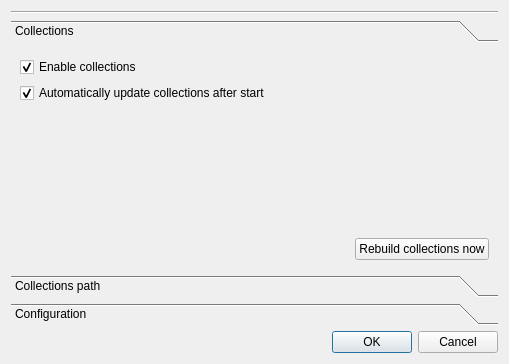
Qt form preferencesdialog.ui (danvratil/TepSonic) before a commit.
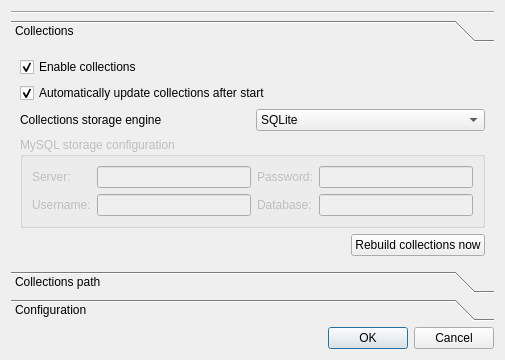
The same form after that commit. The open tabs and pages were chosen to show the change.

Commit message: Add collections data engine configuration

```diff
--- a/preferencesdialog.ui
+++ b/preferencesdialog.ui
@@ -6,8 +6,8 @@
    <rect>
     <x>0</x>
     <y>0</y>
-    <width>509</width>
-    <height>364</height>
+    <width>505</width>
+    <height>360</height>
    </rect>
   </property>
   <property name="windowTitle">
@@ -48,8 +48,8 @@
          <rect>
           <x>0</x>
           <y>0</y>
-          <width>489</width>
-          <height>224</height>
+          <width>491</width>
+          <height>223</height>
          </rect>
         </property>
         <attribute name="label">
@@ -76,6 +76,90 @@
            </property>
           </widget>
          </item>
+         <item>
+          <layout class="QGridLayout" name="gridLayout">
+           <item row="0" column="0">
+            <widget class="QLabel" name="label">
+             <property name="text">
+              <string>Collections storage engine</string>
+             </property>
+            </widget>
+           </item>
+           <item row="0" column="1">
+            <widget class="QComboBox" name="collectionsStorageEngine_combo">
+             <item>
+              <property name="text">
+               <string>SQLite</string>
+              </property>
+             </item>
+             <item>
+              <property name="text">
+               <string>MySQL</string>
+              </property>
+             </item>
+            </widget>
+           </item>
+          </layout>
+         </item>
+         <item>
+          <widget class="QGroupBox" name="mysqlStorageConfiguration_box">
+           <property name="enabled">
+            <bool>false</bool>
+           </property>
+           <property name="title">
+            <string>MySQL storage configuration</string>
+           </property>
+           <layout class="QGridLayout" name="gridLayout_2">
+            <item row="0" column="0">
+             <widget class="QLabel" name="mysqlServer_label">
+              <property name="text">
+               <string>Server:</string>
+              </property>
+             </widget>
+            </item>
+            <item row="0" column="1">
+             <widget class="QLineEdit" name="mysqlServer_edit"/>
+            </item>
+            <item row="1" column="1">
+             <widget class="QLineEdit" name="mysqlUsername_edit"/>
+            </item>
+            <item row="1" column="0">
+             <widget class="QLabel" name="mysqlUsername_label">
+              <property name="text">
+               <string>Username:</string>
+              </property>
+             </widget>
+            </item>
+            <item row="0" column="2">
+             <widget class="QLabel" name="mysqlPassword_label">
+              <property name="text">
+               <string>Password:</string>
+              </property>
+             </widget>
+            </item>
+            <item row="1" column="2">
+             <widget class="QLabel" name="mysqlDatabase_label">
+              <property name="text">
+               <string>Database:</string>
+              </property>
+             </widget>
+            </item>
+            <item row="1" column="3">
+             <widget class="QLineEdit" name="mysqlDatabase_edit"/>
+            </item>
+            <item row="0" column="3">
+             <widget class="QLineEdit" name="mysqlPassword_edit">
+              <property name="text">
+               <string/>
+              </property>
+              <property name="echoMode">
+               <enum>QLineEdit::Password</enum>
+              </property>
+             </widget>
+            </item>
+           </layout>
+          </widget>
+         </item>
          <item>
           <spacer name="verticalSpacer">
            <property name="orientation">
```
Left out of the diff: 27 changed lines with no effect on the pictures. The commit also changes 2 other files.
